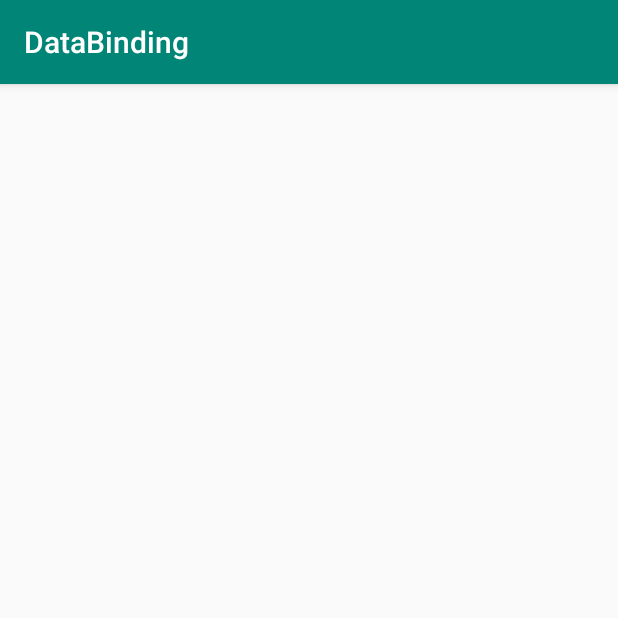
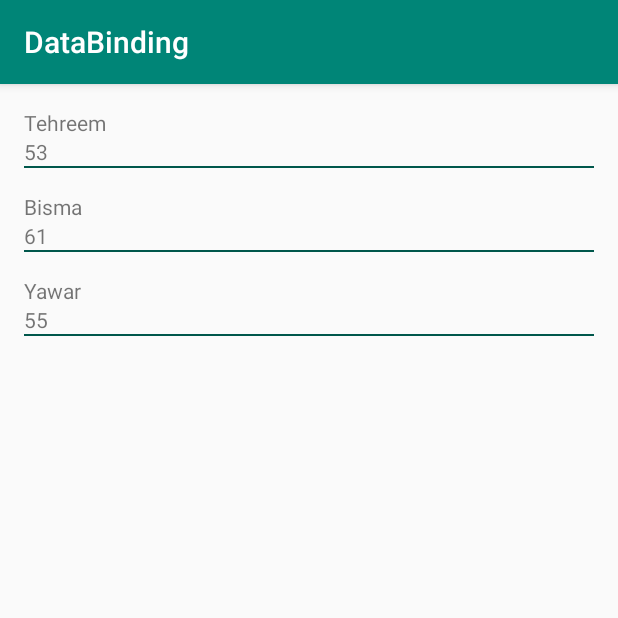
Before and after one commit to Tehreemfazili/DataBinding, an Android app: the screen it shows after launch (MainActivity), on a phone screen of 412 x 824 dp, the top half of it. Run offline under Robolectric (Android 15) with nearby library versions, the phone set to English and light mode, and no system bars.

Commit message:
added recyclerview adapter

```diff
--- a/app/src/main/java/com/example/admin/databinding/MainActivity.kt
+++ b/app/src/main/java/com/example/admin/databinding/MainActivity.kt
@@ -2,11 +2,26 @@ package com.example.admin.databinding
 
 import android.support.v7.app.AppCompatActivity
 import android.os.Bundle
+import android.support.v7.widget.LinearLayoutManager
+import kotlinx.android.synthetic.main.activity_main.*
 
 class MainActivity : AppCompatActivity() {
 
     override fun onCreate(savedInstanceState: Bundle?) {
         super.onCreate(savedInstanceState)
         setContentView(R.layout.activity_main)
+
+        getList.layoutManager = LinearLayoutManager(this)
+        getList.adapter = RecyclerviewAdapter(userList())
+    }
+
+    private fun userList() : List<User>{
+
+        val userList = ArrayList<User>()
+        userList.add(User("Tehreem", "53"))
+        userList.add(User("Bisma","61"))
+        userList.add(User("Yawar","55"))
+        return userList
+
     }
 }
--- /dev/null
+++ b/app/src/main/java/com/example/admin/databinding/RecyclerviewAdapter.kt
@@ -0,0 +1,37 @@
+package com.example.admin.databinding
+
+import android.support.v7.widget.RecyclerView
+import android.view.LayoutInflater
+import android.view.View
+import android.view.ViewGroup
+import android.widget.TextView
+
+class RecyclerviewAdapter( val user : List<User>) : RecyclerView.Adapter<RecyclerviewAdapter.ViewHolder>()
+{
+
+    override fun onCreateViewHolder(parent: ViewGroup?, viewType: Int): ViewHolder {
+
+        return (ViewHolder(LayoutInflater.from(parent?.context).inflate(R.layout.item_list,parent,false)))
+    }
+
+    override fun onBindViewHolder(holder: ViewHolder?, position: Int) {
+
+        holder?.bindTo(user[position])
+    }
+
+    override fun getItemCount(): Int {
+
+        return user.size
+    }
+
+    class ViewHolder(view : View) : RecyclerView.ViewHolder(view){
+
+        var userName = view.findViewById<TextView>(R.id.getUserName)
+        var weight = view.findViewById<TextView>(R.id.getUserWeight)
+
+        fun bindTo(userList : User){
+            userName.text = userList.userName
+            weight.text = userList.weight
+        }
+    }
+}
--- /dev/null
+++ b/app/src/main/java/com/example/admin/databinding/User.kt
@@ -0,0 +1,3 @@
+package com.example.admin.databinding
+
+data class User(val userName : String, val weight : String)
--- a/app/src/main/res/layout/activity_main.xml
+++ b/app/src/main/res/layout/activity_main.xml
@@ -9,7 +9,7 @@
 
     <android.support.v7.widget.RecyclerView
             android:id="@+id/getList"
-            android:layout_width="wrap_content"
+            android:layout_width="match_parent"
             android:layout_height="wrap_content" app:layout_constraintEnd_toEndOf="parent"
             android:layout_marginEnd="8dp" android:layout_marginRight="8dp"
             app:layout_constraintStart_toStartOf="parent" android:layout_marginLeft="8dp"
--- a/app/src/main/res/layout/item_list.xml
+++ b/app/src/main/res/layout/item_list.xml
@@ -2,7 +2,7 @@
 <LinearLayout
         xmlns:android="http://schemas.android.com/apk/res/android"
         android:layout_width="match_parent"
-        android:layout_height="match_parent"
+        android:layout_height="wrap_content"
         android:orientation="vertical"
         android:padding="8dp">
 
@@ -22,6 +22,4 @@
           android:layout_height="1dp"
           android:background="@color/colorPrimaryDark"/>
 
-
-
 </LinearLayout>
```
